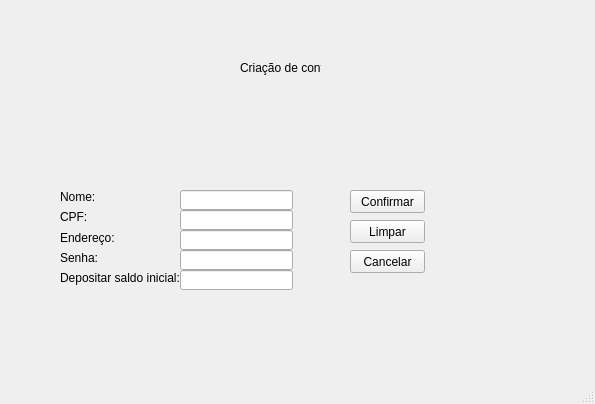
Old version of the form Views/Cadastro.ui in the repository Nakaitsu/atm-python.
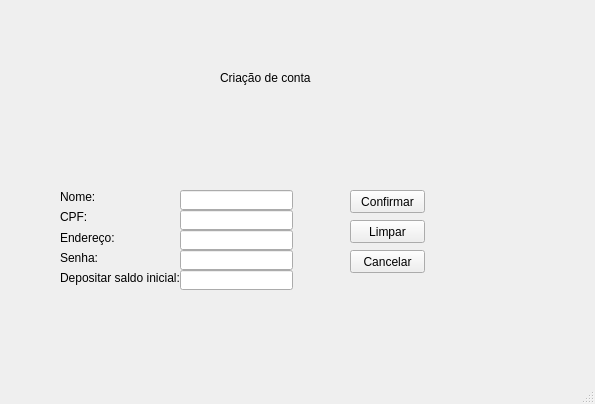
New version of the form.

What changed in the file:
```diff
--- a/Views/Cadastro.ui
+++ b/Views/Cadastro.ui
@@ -17,9 +17,9 @@
    <widget class="QLabel" name="label">
     <property name="geometry">
      <rect>
-      <x>240</x>
-      <y>60</y>
-      <width>81</width>
+      <x>220</x>
+      <y>70</y>
+      <width>131</width>
       <height>16</height>
      </rect>
     </property>
```
Left out of the diff: 3 changed lines with no effect on the pictures.
